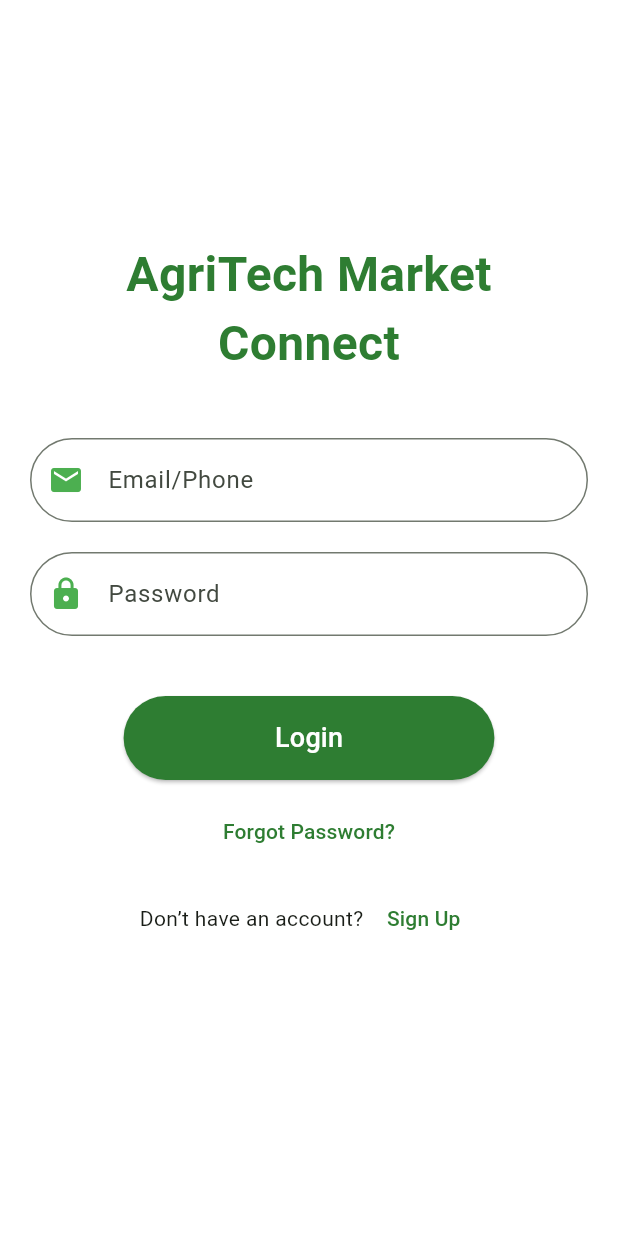
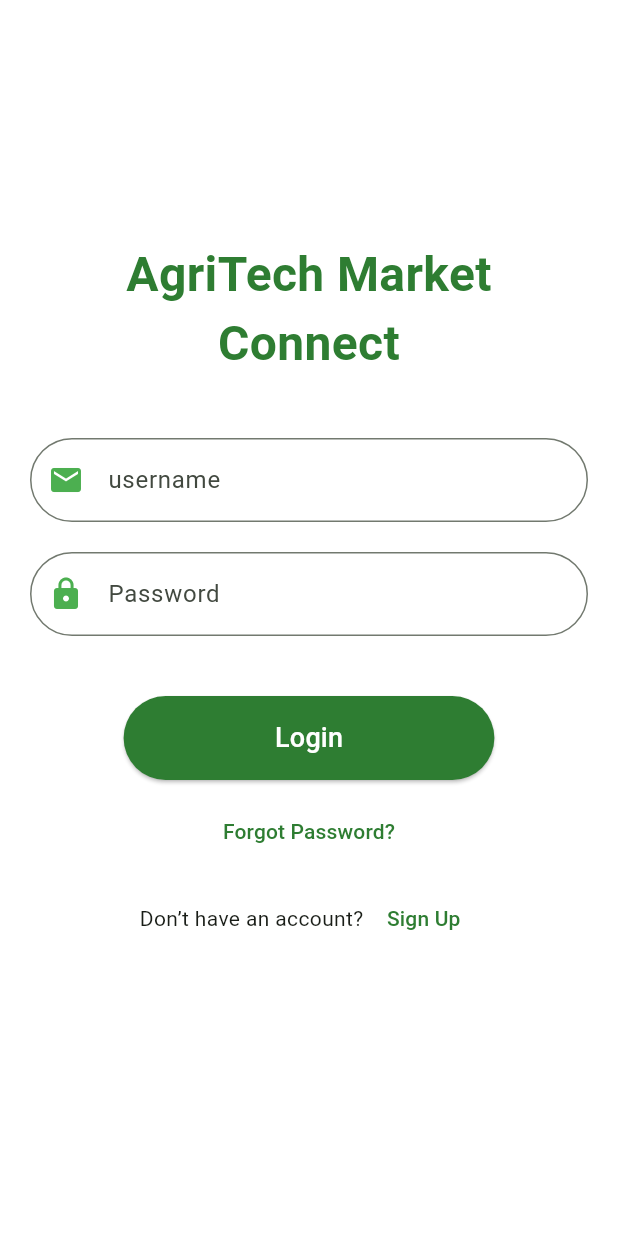
Before and after one commit to Ben6jamin/agritech_market_connect, a Flutter app: the screen it shows after launch, on a phone screen of 412 x 824 dp. Run offline on Flutter 3.47's test engine with Material 3 defaults, Android fonts, the phone set to English and light mode, and no system bars; our stand-ins replace shared_preferences.

Commit message:
changes (12-02)

```diff
--- a/lib/screens/login.dart
+++ b/lib/screens/login.dart
@@ -11,8 +11,8 @@ class LoginScreen extends StatefulWidget {
 }
 
 class _LoginScreenState extends State<LoginScreen> {
-  // Controllers for email/phone and password fields
-  final TextEditingController _emailController = TextEditingController();
+  // Controllers for username/phone and password fields
+  final TextEditingController _usernameController = TextEditingController();
   final TextEditingController _passwordController = TextEditingController();
 
   // Error message to display
@@ -20,12 +20,12 @@ class _LoginScreenState extends State<LoginScreen> {
 
   // Function to handle login
   Future<void> _login() async {
-    // Get email/phone and password from controllers
-    final String email = _emailController.text.trim();
+    // Get username/phone and password from controllers
+    final String username = _usernameController.text.trim();
     final String password = _passwordController.text.trim();
 
     // Validate fields
-    if (email.isEmpty || password.isEmpty) {
+    if (username.isEmpty || password.isEmpty) {
       setState(() {
         _errorMessage = 'Please fill in all fields.';
       });
@@ -34,13 +34,13 @@ class _LoginScreenState extends State<LoginScreen> {
 
     // Send POST request to the Django backend
     try {
-      print("Email: $email");
+      print("username: $username");
       print("Password: $password");
       final response = await http.post(
         Uri.parse('http://192.168.2.112:8000/api/login/'),
         headers: {'Content-Type': 'application/json'},
         body: json.encode({
-          'username': email,
+          'username': username,
           'password': password,
         }),
       );
@@ -95,11 +95,11 @@ class _LoginScreenState extends State<LoginScreen> {
               ),
               SizedBox(height: 40),
 
-              // Email/Phone Field
+              // username/Phone Field
               TextField(
-                controller: _emailController,
+                controller: _usernameController,
                 decoration: InputDecoration(
-                  labelText: 'Email/Phone',
+                  labelText: 'username',
                   border: OutlineInputBorder(
                     borderRadius: BorderRadius.circular(50),
                   ),
```
Also changed, not shown: pubspec.lock, 2 other files.
